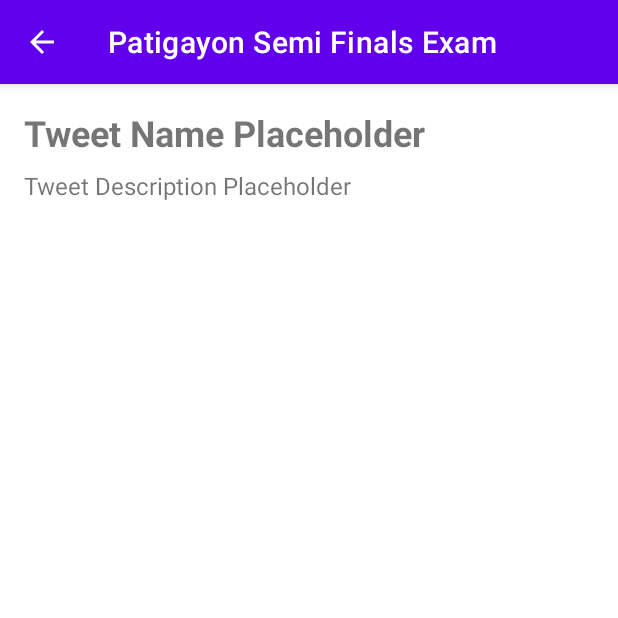
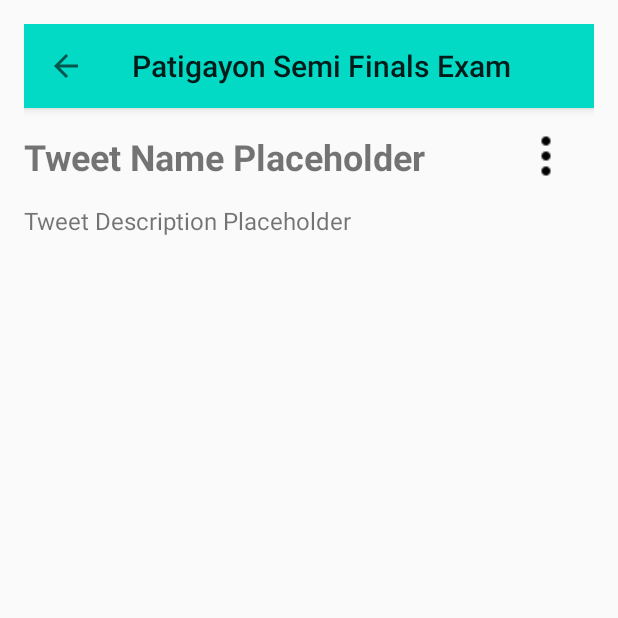
Before and after one commit to jasonpatigayon25/PatigayonSemiFinalsExam, an Android app: the TweetDetailActivity screen opened directly, with no data from a screen before it, on a phone screen of 412 x 824 dp, the top half of it. Run offline under Robolectric (Android 15) with nearby library versions, the phone set to English and light mode, and no system bars.

Commit message:
exam semis

```diff
--- a/app/src/main/java/com/patigayon/semifinals/adapters/TweetAdapter.kt
+++ b/app/src/main/java/com/patigayon/semifinals/adapters/TweetAdapter.kt
@@ -7,8 +7,8 @@ import android.view.ViewGroup
 import androidx.recyclerview.widget.RecyclerView
 import com.patigayon.semifinals.databinding.ItemTweetBinding
 import com.patigayon.semifinals.model.Tweet
-import com.patigayon.semifinals.ui.CreateTweetActivity
 import com.patigayon.semifinals.constants.Constants
+import com.patigayon.semifinals.ui.TweetDetailActivity
 
 class TweetAdapter(
     private val activity: Activity,
@@ -21,11 +21,11 @@ class TweetAdapter(
     ): RecyclerView.ViewHolder(binding.root) {
         fun bind(tweet: Tweet) {
 
-            binding.name.text = tweet.description
+            binding.name.text = tweet.name
             binding.description.text = tweet.description
 
             binding.root.setOnClickListener {
-                val intent = Intent(activity, CreateTweetActivity::class.java)
+                val intent = Intent(activity, TweetDetailActivity::class.java)
                 intent.putExtra(Constants.PARAM_ID, tweet.id)
                 activity.startActivity(intent)
             }
--- a/app/src/main/java/com/patigayon/semifinals/api/TweetApiService.kt
+++ b/app/src/main/java/com/patigayon/semifinals/api/TweetApiService.kt
@@ -23,5 +23,5 @@ interface TweetApiService {
     fun updateTweet(@Path("tweet_id") tweetId: String, @Body tweet: Tweet): Call<Tweet>
 
     @DELETE("tweet/patigayon/{tweet_id}")
-    fun deleteTweet(@Path("tweet_id") tweetId: String): Call<Tweet>
+    fun deleteTweet(@Path("tweet_id") tweetId: String): Call<Void>
 }
--- a/app/src/main/res/layout/activity_tweet_detail.xml
+++ b/app/src/main/res/layout/activity_tweet_detail.xml
@@ -5,24 +5,47 @@
     android:orientation="vertical"
     android:padding="16dp">
 
+    <androidx.appcompat.widget.Toolbar
+        android:id="@+id/toolbar"
+        android:layout_width="match_parent"
+        android:layout_height="?attr/actionBarSize"
+        android:background="?attr/colorPrimary"
+        android:elevation="4dp"/>
+
+    <RelativeLayout
+        android:layout_width="match_parent"
+        android:layout_height="wrap_content">
+
         <TextView
             android:id="@+id/textViewTweetName"
-        android:layout_width="match_parent"
+            android:layout_width="wrap_content"
             android:layout_height="wrap_content"
             android:textSize="24sp"
             android:textStyle="bold"
+            android:layout_alignParentStart="true"
+            android:layout_marginTop="16dp"
             android:layout_marginBottom="8dp"
             android:text="Tweet Name Placeholder" />
+
+        <ImageView
+            android:id="@+id/imageViewOptions"
+            android:layout_width="wrap_content"
+            android:layout_height="wrap_content"
+            android:src="@drawable/ic_ellipse"
+            android:layout_alignParentEnd="true"
+            android:padding="16dp"
+            android:clickable="true"
+            android:focusable="true" />
+
+    </RelativeLayout>
 
     <TextView
         android:id="@+id/textViewTweetDescription"
         android:layout_width="match_parent"
         android:layout_height="wrap_content"
         android:textSize="16sp"
-        android:text="Tweet Description Placeholder"
-        android:layout_marginBottom="16dp" />
-
-    <!-- If your Tweet model contains a timestamp or other fields, you can add more TextViews here -->
+        android:layout_marginBottom="16dp"
+        android:text="Tweet Description Placeholder" />
 
     <ProgressBar
         android:id="@+id/progressBar"
--- /dev/null
+++ b/app/src/main/res/menu/menu_tweet_detail.xml
@@ -0,0 +1,12 @@
+<?xml version="1.0" encoding="utf-8"?>
+<menu xmlns:android="http://schemas.android.com/apk/res/android"
+    xmlns:app="http://schemas.android.com/apk/res-auto">
+    <item
+        android:id="@+id/action_edit"
+        android:title="Edit"
+        app:showAsAction="never" />
+    <item
+        android:id="@+id/action_delete"
+        android:title="Delete"
+        app:showAsAction="never" />
+</menu>
--- a/app/src/main/res/values/strings.xml
+++ b/app/src/main/res/values/strings.xml
@@ -4,4 +4,7 @@
     <string name="tweet_description_hint">Tweet Description</string>
     <string name="submit_tweet">Submit Tweet</string>
     <string name="add_post">Add Tweet</string>
+    <string name="confirm_delete">Confirm Delete</string>
+    <string name="delete">Delete</string>
+    <string name="cancel">Cancel</string>
 </resources>
--- /dev/null
+++ b/app/src/main/res/values/styles.xml
@@ -0,0 +1,10 @@
+<?xml version="1.0" encoding="utf-8"?>
+<resources>
+    <style name="AppTheme" parent="Theme.AppCompat.Light">
+        <item name="colorPrimary">@color/teal_200</item>
+    </style>
+
+    <style name="AppTheme.NoActionBar">
+        <item name="windowActionBar">true</item>
+        <item name="windowNoTitle">true</item>
+    </style></resources>
```
Also changed, not shown: app/src/main/AndroidManifest.xml (+9 -0 lines), app/src/main/java/com/patigayon/semifinals/ui/DeleteTweetActivity.kt (+54 -1 lines), app/src/main/java/com/patigayon/semifinals/ui/EditTweetActivity.kt (added, +80 -0 lines), app/src/main/java/com/patigayon/semifinals/ui/TweetDetailActivity.kt (+44 -20 lines), app/src/main/res/layout/activity_delete_tweet.xml (added, +26 -0 lines), app/src/main/res/layout/activity_edit_tweet.xml (added, +26 -0 lines), app/src/main/res/drawable/ic_delete.png (added), app/src/main/res/drawable/ic_edit.png (added), app/src/main/res/drawable/ic_ellipse.png (added). Lines whose indentation alone changed are shown as unchanged.
